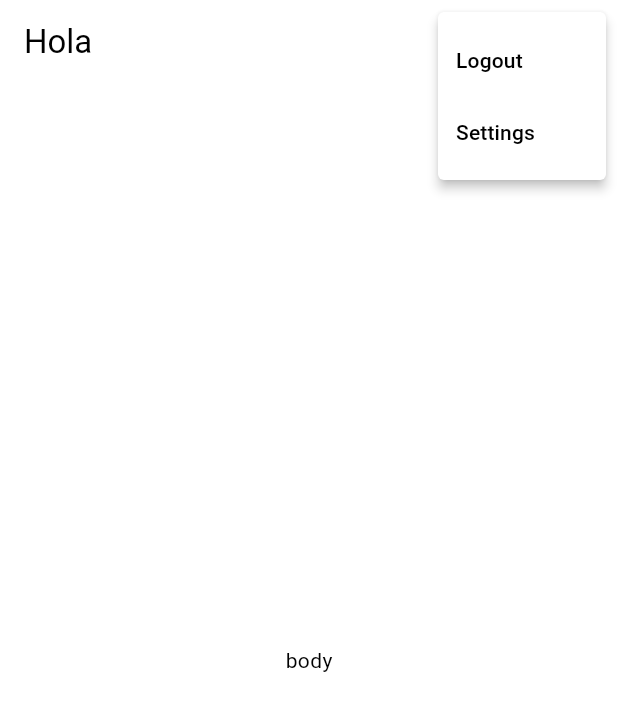
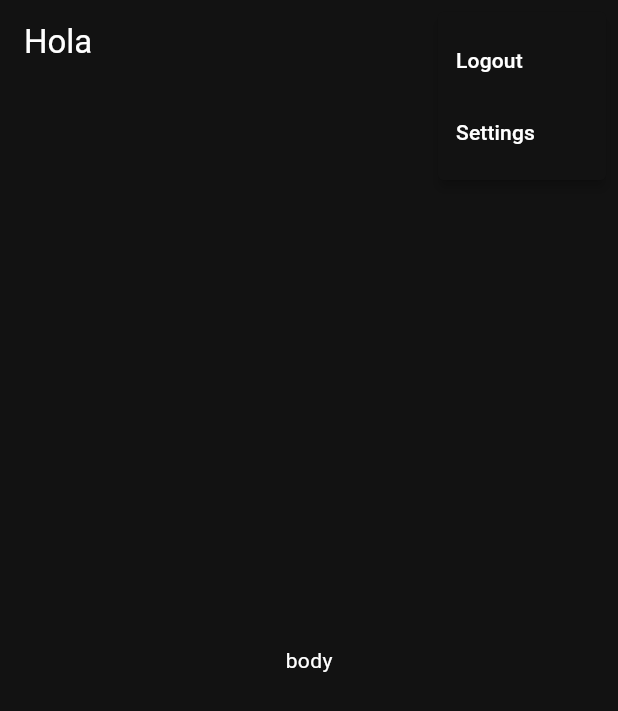
Before and after one commit to amaljosev/Hola-Chat, a Flutter app: the screen it shows after launch, after a tap on the "more vert" icon, on a phone screen of 412 x 824 dp. Shown: the top 711 px of the screen. Run offline on Flutter 3.47's test engine with Material 3 defaults, Android fonts, the phone set to English and light mode, and no system bars; our stand-ins replace flutter_riverpod, shared_preferences.

Commit message:
theme completed

```diff
--- /dev/null
+++ b/lib/controller/settings/riverpod.dart
@@ -0,0 +1,29 @@
+import 'package:flutter/material.dart';
+import 'package:flutter_riverpod/flutter_riverpod.dart';
+import 'package:shared_preferences/shared_preferences.dart';
+
+final sharedPrfsProvider = FutureProvider<SharedPreferences>((ref) {
+  return SharedPreferences.getInstance();
+});
+
+final themeSwitchProvider = StateProvider<bool>((ref) {
+  final sharedPreferences = ref.watch(sharedPrfsProvider);
+  final theme = sharedPreferences.value?.getString('themeMode');
+  return theme == null
+      ? true
+      : theme == 'dark'
+          ? true
+          : false;
+});
+
+final themeModeProvider = StateProvider<ThemeMode>((ref) {
+  final sharedPreferences = ref.watch(sharedPrfsProvider);
+  final themeSwitch = ref.watch(themeSwitchProvider);
+  if (themeSwitch) {
+    sharedPreferences.value?.setString('themeMode', 'dark');
+  } else {
+    sharedPreferences.value?.setString('themeMode', 'light');
+  }
+  final theme = sharedPreferences.value?.getString('themeMode');
+  return theme == 'dark' ? ThemeMode.dark : ThemeMode.light;
+});
--- a/lib/controller/settings/riverpod_states.dart
+++ /dev/null
@@ -1,6 +0,0 @@
-import 'package:flutter_riverpod/flutter_riverpod.dart';
-import 'package:hola/controller/settings/settings_controller.dart';
-
-final switchController = ChangeNotifierProvider<SwitchNotifier>((ref) {
-  return SwitchNotifier(isSwitch: false);
-});
--- a/lib/main.dart
+++ b/lib/main.dart
@@ -2,7 +2,7 @@ import 'dart:async';
 
 import 'package:flutter/material.dart';
 import 'package:flutter_riverpod/flutter_riverpod.dart';
-import 'package:hola/controller/settings/riverpod_states.dart';
+import 'package:hola/controller/settings/riverpod.dart';
 import 'package:hola/view/screens/home_screen.dart';
 import 'package:hola/view/screens/login/login.dart';
 import 'package:hola/view/screens/settings/settings_screen.dart';
@@ -19,11 +19,13 @@ class MyApp extends ConsumerWidget {
   });
   @override
   Widget build(BuildContext context, WidgetRef ref) {
+    final themeMode = ref.watch(themeModeProvider.notifier);
     return MaterialApp(
       title: 'Hola Chat',
       debugShowCheckedModeBanner: false,
-      theme: ref.watch(switchController).isSwitch ? darkMode : lightMode,
-      darkTheme: ref.watch(switchController).isSwitch ? lightMode : darkMode,
+      theme: lightMode,
+      darkTheme: darkMode,
+      themeMode: themeMode.state,
       routes: {
         '/': (context) => const ScreenHome(),
         'login': (context) => const ScreenLogin(),
--- a/lib/view/screens/home_screen.dart
+++ b/lib/view/screens/home_screen.dart
@@ -1,14 +1,10 @@
-
 import 'package:flutter/material.dart';
 
 class ScreenHome extends StatelessWidget {
   const ScreenHome({super.key});
 
-
-
   @override
   Widget build(BuildContext context) {
-      WidgetsFlutterBinding.ensureInitialized();
     return Scaffold(
         appBar: AppBar(
           title: const Text('Hola'),
```
Also changed, not shown: lib/controller/settings/settings_controller.dart (+0 -20 lines), lib/view/screens/settings/settings_screen.dart (+8 -5 lines).
